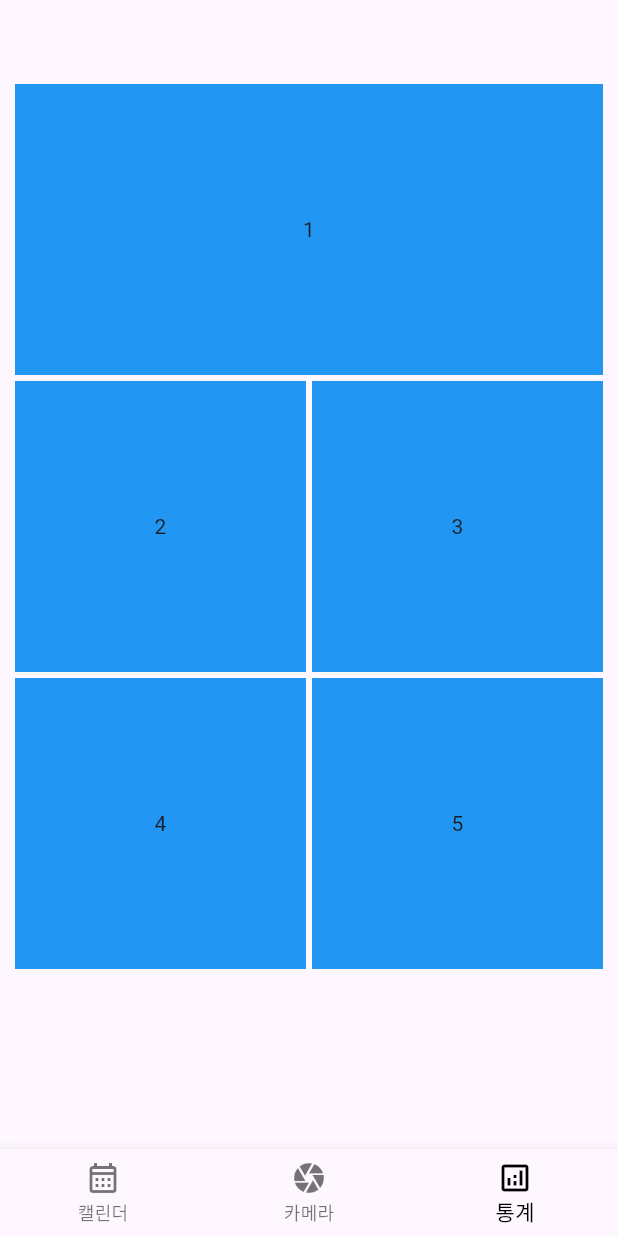
After one commit to KOBOT-13/CLIVING-FRONT, a Flutter app: the screen it shows after launch, item 3 of the bottom bar chosen, on a phone screen of 412 x 824 dp. The commit adds this screen. Run offline on Flutter 3.47's test engine with Material 3 defaults, Android fonts, the phone set to English and light mode, and no system bars; our stand-ins replace camera, flick_video_player, flutter_svg, get, table_calendar, video_player and 1 more; missing offline and left inert: cross_file_image; Roboto replaces fonts that are missing (Pretendard).

Commit message:
Feat: Analytics Screen 생성
차트 삽입 전, UI 배치만 되어 있는 Screen입니다.

```diff
--- /dev/null
+++ b/lib/screens/analytics-screen.dart
@@ -0,0 +1,95 @@
+import 'package:flutter/material.dart';
+import 'package:flutter_staggered_grid_view/flutter_staggered_grid_view.dart';
+
+class AnalyticsScreen extends StatefulWidget {
+  const AnalyticsScreen({super.key});
+
+  @override
+  State<AnalyticsScreen> createState() => _AnalyticsScreenState();
+}
+
+class _AnalyticsScreenState extends State<AnalyticsScreen> {
+  List<Widget> gridViewWidgets = [
+    Container(
+      height: 100,
+      width: 100,
+      color: Colors.blue,
+      child: const Center(child: Text('1')),
+    ),
+    Container(
+      height: 100,
+      width: 100,
+      color: Colors.blue,
+      child: const Center(child: Text('2')),
+    ),
+    Container(
+      height: 100,
+      width: 100,
+      color: Colors.blue,
+      child: const Center(child: Text('3')),
+    ),
+    Container(
+      height: 100,
+      width: 100,
+      color: Colors.blue,
+      child: const Center(child: Text('4')),
+    ),
+    Container(
+      height: 100,
+      width: 100,
+      color: Colors.blue,
+      child: const Center(child: Text('5')),
+    ),
+  ];
+
+  @override
+  Widget build(BuildContext context) {
+    return Scaffold(
+      appBar: AppBar(
+        backgroundColor: Colors.transparent,
+        elevation: 0.0,
+      ),
+      body: Padding(
+        padding: const EdgeInsets.fromLTRB(10, 0, 10, 10),
+        child: Column(
+          children: [
+            Expanded(
+              child: StaggeredGrid.count(
+                crossAxisCount: 4,
+                mainAxisSpacing: 4,
+                crossAxisSpacing: 4,
+                children: [
+                  StaggeredGridTile.count(
+                    crossAxisCellCount: 4,
+                    mainAxisCellCount: 2,
+                    child: gridViewWidgets[0],
+                  ),
+                  StaggeredGridTile.count(
+                    crossAxisCellCount: 2,
+                    mainAxisCellCount: 2,
+                    child: gridViewWidgets[1],
+                  ),
+                  StaggeredGridTile.count(
+                    crossAxisCellCount: 2,
+                    mainAxisCellCount: 2,
+                    child: gridViewWidgets[2],
+                  ),
+                  StaggeredGridTile.count(
+                    crossAxisCellCount: 2,
+                    mainAxisCellCount: 2,
+                    child: gridViewWidgets[3],
+                  ),
+                  StaggeredGridTile.count(
+                    crossAxisCellCount: 2,
+                    mainAxisCellCount: 2,
+                    child: gridViewWidgets[4],
+                  ),
+                ],
+              ),
+            ),
+          ],
+        ),
+      ),
+    );
+  }
+}
--- a/lib/screens/main_screen.dart
+++ b/lib/screens/main_screen.dart
@@ -1,11 +1,7 @@
+import 'package:cliving_front/screens/analytics-screen.dart';
 import 'package:cliving_front/screens/calendar_screen.dart';
-import 'package:curved_nav_bar/curved_bar/curved_action_bar.dart';
-import 'package:curved_nav_bar/fab_bar/fab_bottom_app_bar_item.dart';
-import 'package:curved_nav_bar/flutter_curved_bottom_nav_bar.dart';
 
 import 'package:flutter/material.dart';
-import 'package:get/get.dart';
-import 'package:table_calendar/table_calendar.dart';
 import 'camera_screen.dart';
 // ignore_for_file: prefer_const_constructors
 
@@ -20,8 +16,7 @@ class _MainScreenState extends State<MainScreen> {
   final List _pages = [
     CalendarScreen(),
     CameraScreen(),
-    // setting Screen
-    CalendarScreen(),
+    AnalyticsScreen(),
   ];
 
   int _selectedIndex = 0;
```
Lines whose indentation alone changed are shown as unchanged.
